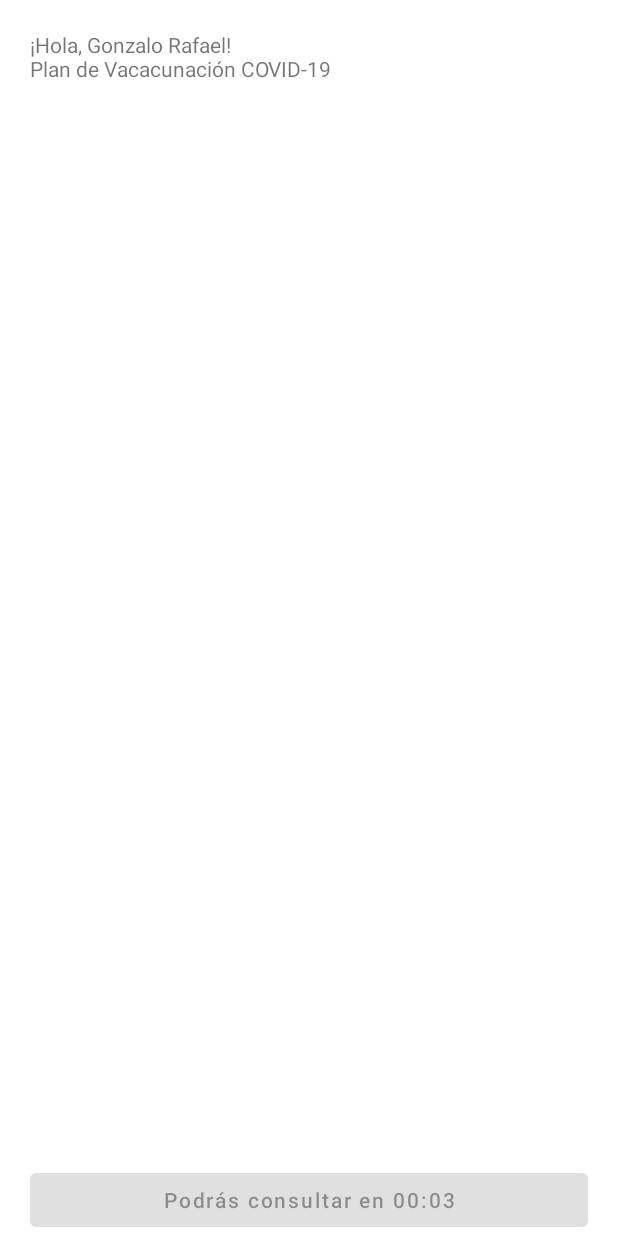
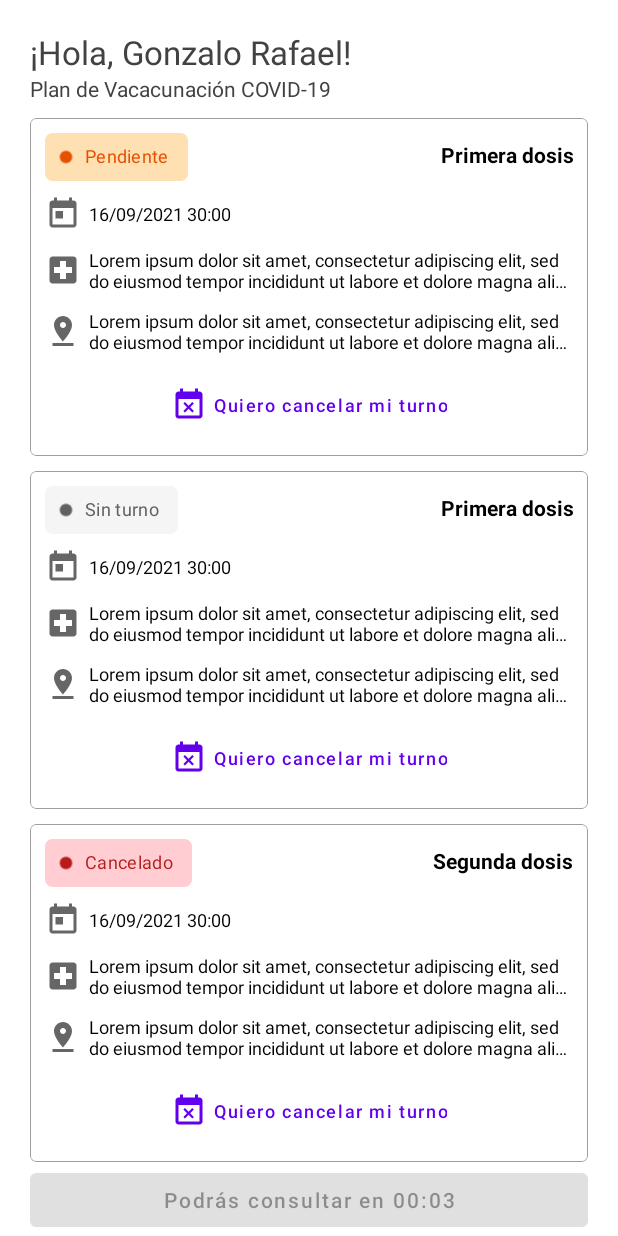
Before and after one commit to fuentesd10s/Vacunate-PBA-Recreation, an Android app: the screen it shows after launch (MainActivity), on a phone screen of 412 x 824 dp. Run offline under Robolectric (Android 15) with nearby library versions, the phone set to English and light mode, and no system bars.

Commit message:
Changes from Laptop

```diff
--- a/app/src/main/java/com/fuentescreations/vacunatepbarecreation/SummaryFragment.kt
+++ b/app/src/main/java/com/fuentescreations/vacunatepbarecreation/SummaryFragment.kt
@@ -1,17 +1,13 @@
 package com.fuentescreations.vacunatepbarecreation
 
-import android.icu.text.MessageFormat.format
 import android.os.Bundle
 import android.os.CountDownTimer
-import android.text.format.DateFormat.format
 import androidx.fragment.app.Fragment
-import android.view.LayoutInflater
 import android.view.View
-import android.view.ViewGroup
+import com.fuentescreations.vacunatepbarecreation.adapters.AdapterItemVaccineDate
 import com.fuentescreations.vacunatepbarecreation.databinding.FragmentSummaryBinding
-import java.lang.String.format
-import java.text.DateFormat
-import java.text.MessageFormat.format
+import com.fuentescreations.vacunatepbarecreation.models.ModelVaccineDate
+import com.fuentescreations.vacunatepbarecreation.models.getExample
 import java.text.SimpleDateFormat
 import java.util.*
 
@@ -24,10 +20,19 @@ class SummaryFragment : Fragment(R.layout.fragment_summary) {
 
         b = FragmentSummaryBinding.bind(view)
 
-        setBtnTimer()
+        setupBtnTimer()
+        setupRv()
     }
 
-    private fun setBtnTimer() {
+    private fun setupRv() {
+        val vaccineDateList = mutableListOf<ModelVaccineDate>()
+        for (i in 1.. 10){
+            vaccineDateList.add(ModelVaccineDate().getExample())
+        }
+        b.rvVaccineDates.adapter= AdapterItemVaccineDate(vaccineDateList)
+    }
+
+    private fun setupBtnTimer() {
         val timer = object: CountDownTimer(10000, 1000) {
             override fun onTick(p0: Long) {
                 b.btnRequest.text = "Podrás consultar en ${getDate(p0)}"
--- a/app/src/main/java/com/fuentescreations/vacunatepbarecreation/adapters/AdapterItemVaccineDate.kt
+++ b/app/src/main/java/com/fuentescreations/vacunatepbarecreation/adapters/AdapterItemVaccineDate.kt
@@ -3,18 +3,19 @@ package com.fuentescreations.vacunatepbarecreation.adapters
 import android.content.res.ColorStateList
 import android.view.LayoutInflater
 import android.view.ViewGroup
-import android.widget.Adapter
 import androidx.core.content.ContextCompat
 import androidx.recyclerview.widget.RecyclerView
 import com.fuentescreations.vacunatepbarecreation.R
 import com.fuentescreations.vacunatepbarecreation.databinding.ItemVaccineDateBinding
 import com.fuentescreations.vacunatepbarecreation.models.ModelVaccineDate
 import com.fuentescreations.vacunatepbarecreation.utils.VaccineDateStatus
+import java.text.SimpleDateFormat
+import java.util.*
 
 class AdapterItemVaccineDate(private val vaccineDateList: List<ModelVaccineDate>) :
     RecyclerView.Adapter<AdapterItemVaccineDate.ViewHolderVaccineDate>() {
     override fun onCreateViewHolder(parent: ViewGroup, viewType: Int): ViewHolderVaccineDate {
-        val b = ItemVaccineDateBinding.inflate(LayoutInflater.from(parent.context),parent,false)
+        val b = ItemVaccineDateBinding.inflate(LayoutInflater.from(parent.context), parent, false)
         val holder = ViewHolderVaccineDate(b)
 
         return holder
@@ -26,24 +27,112 @@ class AdapterItemVaccineDate(private val vaccineDateList: List<ModelVaccineDate>
 
     override fun getItemCount(): Int = vaccineDateList.size
 
-    inner class ViewHolderVaccineDate(private val b: ItemVaccineDateBinding) : RecyclerView.ViewHolder(b.root) {
-        fun bind(modelVaccineDate: ModelVaccineDate){
+    inner class ViewHolderVaccineDate(private val b: ItemVaccineDateBinding) :
+        RecyclerView.ViewHolder(b.root) {
+        fun bind(modelVaccineDate: ModelVaccineDate) {
             val mContext = itemView.context
-            b.tvVaccineDose.text = modelVaccineDate.dosesNumber.name
+
+            b.chipVaccineStatus.text = modelVaccineDate.status.value
+            b.tvVaccineDose.text = modelVaccineDate.dosesNumber.value
             b.tvHospitalName.text = modelVaccineDate.hospitalName
             b.tvLocation.text = modelVaccineDate.address
+            b.tvDate.text = modelVaccineDate.date?.let { getDateFromMillis(it) }
 
-            when (modelVaccineDate.status){
+            when (modelVaccineDate.status) {
                 VaccineDateStatus.ATTENDED -> {
-                    b.chipVaccineStatus.chipBackgroundColor = ColorStateList.valueOf(ContextCompat.getColor(mContext,R.color.md_blue_100))
-                    b.chipVaccineStatus.setTextColor(ContextCompat.getColor(mContext,R.color.md_blue_900))
-                    b.chipVaccineStatus.chipIcon?.setTint(ContextCompat.getColor(mContext,R.color.md_blue_100))
+                    b.chipVaccineStatus.chipBackgroundColor = ColorStateList.valueOf(
+                        ContextCompat.getColor(
+                            mContext,
+                            R.color.md_blue_100
+                        )
+                    )
+                    b.chipVaccineStatus.chipIconTint = ColorStateList.valueOf(
+                        ContextCompat.getColor(
+                            mContext,
+                            R.color.md_blue_900
+                        )
+                    )
+
+                    b.chipVaccineStatus.setTextColor(
+                        ContextCompat.getColor(
+                            mContext,
+                            R.color.md_blue_900
+                        )
+                    )
                 }
-                VaccineDateStatus.PENDING -> TODO()
-                VaccineDateStatus.CANCELLED -> TODO()
-                VaccineDateStatus.NOT_AVAILABLE -> TODO()
+                VaccineDateStatus.PENDING -> {
+                    b.chipVaccineStatus.chipBackgroundColor = ColorStateList.valueOf(
+                        ContextCompat.getColor(
+                            mContext,
+                            R.color.md_orange_100
+                        )
+                    )
+                    b.chipVaccineStatus.chipIconTint = ColorStateList.valueOf(
+                        ContextCompat.getColor(
+                            mContext,
+                            R.color.md_orange_900
+                        )
+                    )
+
+                    b.chipVaccineStatus.setTextColor(
+                        ContextCompat.getColor(
+                            mContext,
+                            R.color.md_orange_900
+                        )
+                    )
+                }
+                VaccineDateStatus.CANCELLED -> {
+                    b.chipVaccineStatus.chipBackgroundColor = ColorStateList.valueOf(
+                        ContextCompat.getColor(
+                            mContext,
+                            R.color.md_red_100
+                        )
+                    )
+                    b.chipVaccineStatus.chipIconTint = ColorStateList.valueOf(
+                        ContextCompat.getColor(
+                            mContext,
+                            R.color.md_red_900
+                        )
+                    )
+
+                    b.chipVaccineStatus.setTextColor(
+                        ContextCompat.getColor(
+                            mContext,
+                            R.color.md_red_900
+                        )
+                    )
+                }
+                VaccineDateStatus.NOT_AVAILABLE -> {
+                    b.chipVaccineStatus.chipBackgroundColor = ColorStateList.valueOf(
+                        ContextCompat.getColor(
+                            mContext,
+                            R.color.md_grey_100
+                        )
+                    )
+                    b.chipVaccineStatus.chipIconTint = ColorStateList.valueOf(
+                        ContextCompat.getColor(
+                            mContext,
+                            R.color.md_grey_700
+                        )
+                    )
+
+                    b.chipVaccineStatus.setTextColor(
+                        ContextCompat.getColor(
+                            mContext,
+                            R.color.md_grey_700
+                        )
+                    )
+                }
             }
 
         }
+
+        private fun getDateFromMillis(milliSeconds: Long): String {
+            val calendar = Calendar.getInstance().apply {
+                this.timeInMillis = milliSeconds
+            }
+
+            return SimpleDateFormat("dd/MM/yyyy mm:ss").format(calendar.time)
+        }
     }
 }
--- a/app/src/main/java/com/fuentescreations/vacunatepbarecreation/models/ModelVacunation.kt
+++ b/app/src/main/java/com/fuentescreations/vacunatepbarecreation/models/ModelVacunation.kt
@@ -12,3 +12,14 @@ data class ModelVaccineDate(
     var address : String ="",
     var location : LatLng?=null
 )
+
+fun ModelVaccineDate.getExample(): ModelVaccineDate {
+    this.status = listOf(VaccineDateStatus.ATTENDED,VaccineDateStatus.CANCELLED,VaccineDateStatus.PENDING,VaccineDateStatus.NOT_AVAILABLE).random()
+    this.dosesNumber = listOf(DosesNumber.FIRST,DosesNumber.SECOND,DosesNumber.SECOND,DosesNumber.THIRD,DosesNumber.FOURTH,DosesNumber.NOT_AVAILABLE).random()
+    this.date = System.currentTimeMillis()
+    this.hospitalName = "Lorem ipsum dolor sit amet, consectetur adipiscing elit, sed do eiusmod tempor incididunt ut labore et dolore magna aliqua. Ut enim ad minim veniam, quis nostrud exercitation ullamco laboris nisi ut aliquip ex ea commodo consequat. Duis aute irure dolor in reprehenderit in voluptate velit esse cillum dolore eu fugiat nulla pariatur. Excepteur sint occaecat cupidatat non proident, sunt in culpa qui officia deserunt mollit anim id est laborum."
+    this.address = "Lorem ipsum dolor sit amet, consectetur adipiscing elit, sed do eiusmod tempor incididunt ut labore et dolore magna aliqua. Ut enim ad minim veniam, quis nostrud exercitation ullamco laboris nisi ut aliquip ex ea commodo consequat. Duis aute irure dolor in reprehenderit in voluptate velit esse cillum dolore eu fugiat nulla pariatur. Excepteur sint occaecat cupidatat non proident, sunt in culpa qui officia deserunt mollit anim id est laborum."
+    this.location = LatLng(-34.4801636,-58.6344017)
+
+    return this
+}
--- a/app/src/main/java/com/fuentescreations/vacunatepbarecreation/utils/GeneralEnums.kt
+++ b/app/src/main/java/com/fuentescreations/vacunatepbarecreation/utils/GeneralEnums.kt
@@ -1,13 +1,13 @@
 package com.fuentescreations.vacunatepbarecreation.utils
 
-enum class VaccineDateStatus(s: String) {
+enum class VaccineDateStatus(val value: String) {
     ATTENDED("Atendido"),
     PENDING("Pendiente"),
     CANCELLED("Cancelado"),
     NOT_AVAILABLE("Sin turno")
 }
 
-enum class DosesNumber(s: String) {
+enum class DosesNumber(val value: String) {
     FIRST("Primera dosis"),
     SECOND("Segunda dosis"),
     THIRD("Tercera dosis"),
--- a/app/src/main/res/layout/fragment_summary.xml
+++ b/app/src/main/res/layout/fragment_summary.xml
@@ -3,6 +3,7 @@
     xmlns:tools="http://schemas.android.com/tools"
     android:layout_width="match_parent"
     android:layout_height="match_parent"
+    android:focusableInTouchMode="true"
     xmlns:app="http://schemas.android.com/apk/res-auto"
     tools:context=".SummaryFragment">
 
@@ -22,10 +23,18 @@
             <TextView
                 android:layout_width="match_parent"
                 android:layout_height="wrap_content"
-                android:text="¡Hola, Gonzalo Rafael!\nPlan de Vacacunación COVID-19"
+                android:text="¡Hola, Gonzalo Rafael!"
+                android:textColor="@color/md_grey_800"
+                android:textSize="22sp"
                 android:layout_marginTop="20dp"/>
+            <TextView
+                android:layout_width="match_parent"
+                android:layout_height="wrap_content"
+                android:textColor="@color/md_grey_800"
+                android:text="Plan de Vacacunación COVID-19" />
 
             <androidx.recyclerview.widget.RecyclerView
+                android:id="@+id/rvVaccineDates"
                 android:layout_width="match_parent"
                 android:layout_height="wrap_content"
                 android:nestedScrollingEnabled="false"
@@ -40,6 +49,7 @@
         android:layout_width="0dp"
         android:layout_height="wrap_content"
         android:enabled="false"
+        android:layout_marginTop="10dp"
         android:textAllCaps="false"
         android:text="Consultá nuevamente en 4:38"
         app:layout_constraintEnd_toEndOf="@id/guidelineEnd"
--- a/app/src/main/res/layout/item_vaccine_date.xml
+++ b/app/src/main/res/layout/item_vaccine_date.xml
@@ -3,7 +3,7 @@
     xmlns:app="http://schemas.android.com/apk/res-auto"
     android:layout_width="match_parent"
     android:layout_height="wrap_content"
-    android:layout_margin="10dp">
+    android:layout_marginTop="10dp">
 
     <com.google.android.material.card.MaterialCardView
         android:layout_width="match_parent"
@@ -15,13 +15,13 @@
         app:layout_constraintEnd_toEndOf="parent"
         app:layout_constraintStart_toStartOf="parent"
         app:layout_constraintTop_toTopOf="parent"
-        app:strokeColor="@color/black"
+        app:strokeColor="@color/md_grey_500"
         app:strokeWidth="0.5dp">
 
         <LinearLayout
             android:layout_width="match_parent"
             android:layout_height="wrap_content"
-            android:layout_margin="15dp"
+            android:layout_margin="10dp"
             android:orientation="vertical">
 
             <LinearLayout
@@ -33,10 +33,14 @@
                     android:id="@+id/chipVaccineStatus"
                     android:layout_width="wrap_content"
                     android:layout_height="wrap_content"
+                    android:clickable="false"
                     android:text="Pendiente"
+                    app:chipMinTouchTargetSize="0dp"
                     app:chipCornerRadius="5dp"
                     app:chipIcon="@drawable/ic_point"
-                    app:chipIconSize="12dp"
+                    app:chipIconSize="10dp"
+                    android:textSize="12sp"
+                    app:chipIconTint="@color/black"
                     app:iconStartPadding="5dp" />
 
                 <TextView
@@ -60,6 +64,7 @@
                 android:gravity="center_vertical"
                 android:text="31/082021 - 16:59 hs"
                 android:textColor="@color/black"
+                android:textSize="12sp"
                 app:drawableStartCompat="@drawable/ic_calendar" />
 
             <LinearLayout
@@ -74,9 +79,12 @@
                     android:layout_height="wrap_content"
                     android:layout_marginTop="10dp"
                     android:drawablePadding="5dp"
+                    android:ellipsize="end"
                     android:gravity="center_vertical"
+                    android:maxLines="2"
                     android:text="Hospital Materno infantil Dr. Florencio Escardo"
                     android:textColor="@color/black"
+                    android:textSize="12sp"
                     app:drawableStartCompat="@drawable/ic_hospital" />
 
                 <TextView
@@ -84,23 +92,27 @@
                     android:layout_width="match_parent"
                     android:layout_height="wrap_content"
                     android:layout_marginTop="10dp"
-                    android:background="?attr/selectableItemBackground"
                     android:drawablePadding="5dp"
+                    android:ellipsize="end"
                     android:gravity="center_vertical"
+                    android:maxLines="2"
                     android:text="Carlos Alvear N° 1666 - TIGRE"
                     android:textColor="@color/black"
+                    android:textSize="12sp"
                     app:drawableStartCompat="@drawable/ic_location" />
 
                 <com.google.android.material.button.MaterialButton
                     android:id="@+id/btnCancelDate"
-                    style="@style/Widget.MaterialComponents.Button.OutlinedButton"
+                    style="@style/Widget.MaterialComponents.Button.TextButton"
                     android:layout_width="wrap_content"
                     android:layout_height="wrap_content"
-                    android:layout_marginTop="30dp"
+                    android:layout_marginTop="10dp"
                     android:insetTop="0dp"
                     android:insetBottom="0dp"
+                    android:textSize="12sp"
                     android:text="Quiero cancelar mi turno"
                     android:textAllCaps="false"
+                    android:layout_gravity="center_horizontal"
                     app:icon="@drawable/ic_calendar_cancel" />
             </LinearLayout>
 
```
